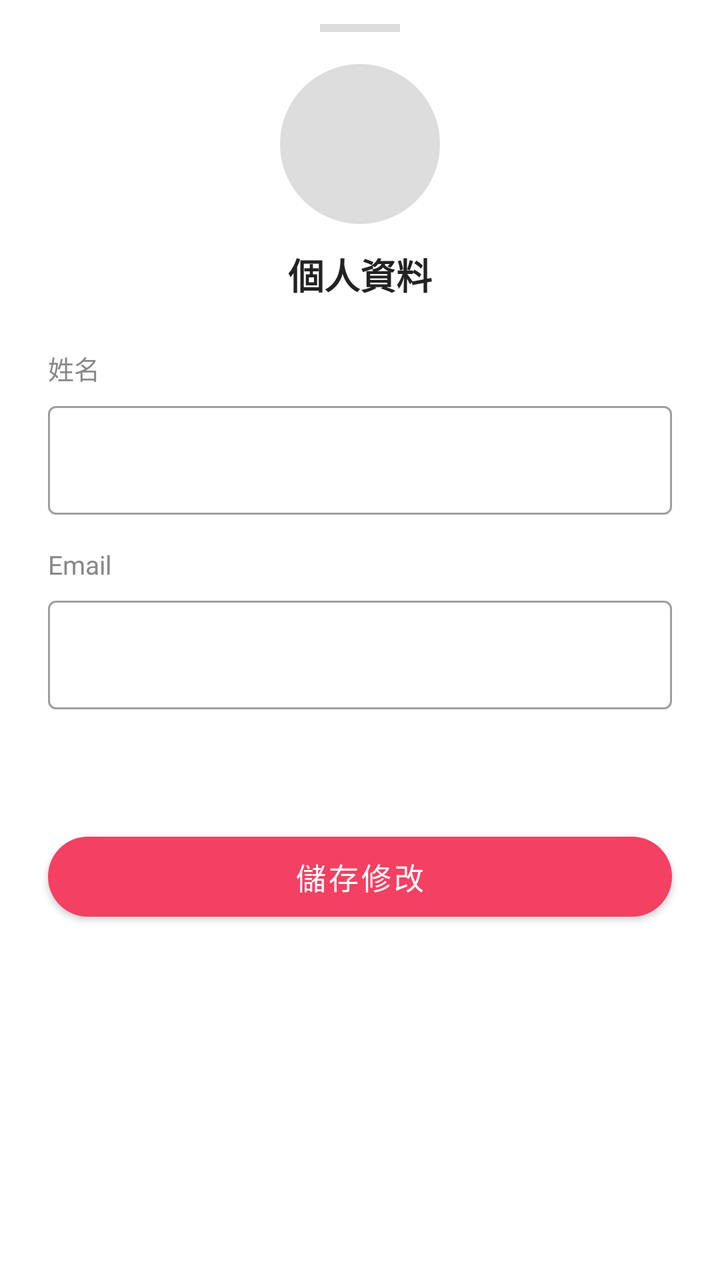
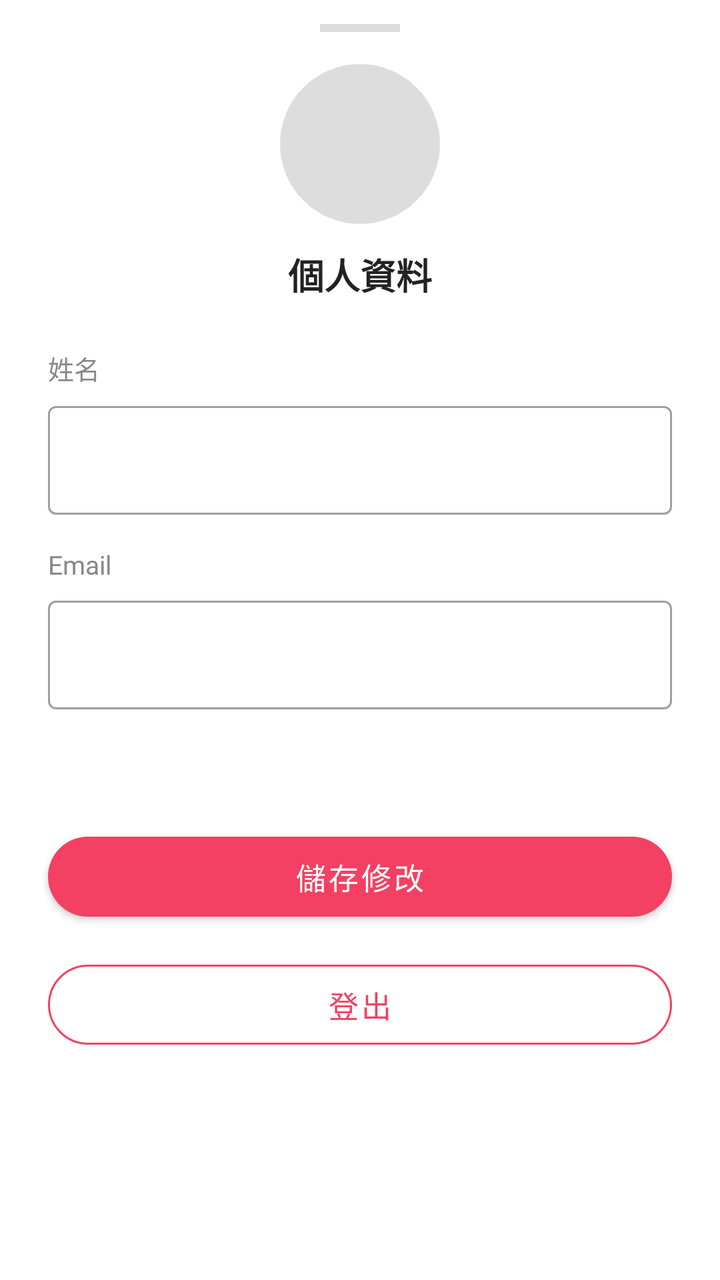

Two renders of the same Android screen: before a commit and after it. Below are the layout's source before the change and the commit's diff.
<!-- AndroidManifest.xml: application theme Theme.Fun2Go -->
<!-- res/layout/bottom_sheet_profile.xml -->
<?xml version="1.0" encoding="utf-8"?>
<LinearLayout xmlns:android="http://schemas.android.com/apk/res/android"
    xmlns:app="http://schemas.android.com/apk/res-auto"
    android:layout_width="match_parent"
    android:layout_height="wrap_content"
    android:orientation="vertical"
    android:paddingBottom="32dp">

    
    <View
        android:layout_width="40dp"
        android:layout_height="4dp"
        android:layout_gravity="center_horizontal"
        android:layout_marginTop="12dp"
        android:layout_marginBottom="16dp"
        android:background="#DDDDDD" />

    
    <ImageView
        android:id="@+id/ivProfileAvatar"
        android:layout_width="80dp"
        android:layout_height="80dp"
        android:layout_gravity="center_horizontal"
        android:scaleType="centerCrop"
        android:background="@drawable/circle_shape"
        android:src="@android:drawable/sym_def_app_icon"
        android:contentDescription="Avatar" />

    
    <TextView
        android:layout_width="wrap_content"
        android:layout_height="wrap_content"
        android:layout_gravity="center_horizontal"
        android:layout_marginTop="12dp"
        android:layout_marginBottom="24dp"
        android:text="個人資料"
        android:textSize="18sp"
        android:textStyle="bold"
        android:textColor="#222222" />

    
    <TextView
        android:layout_width="match_parent"
        android:layout_height="wrap_content"
        android:layout_marginStart="24dp"
        android:layout_marginEnd="24dp"
        android:text="姓名"
        android:textSize="13sp"
        android:textColor="#888888" />

    <com.google.android.material.textfield.TextInputLayout
        android:layout_width="match_parent"
        android:layout_height="wrap_content"
        android:layout_marginStart="24dp"
        android:layout_marginEnd="24dp"
        android:layout_marginTop="4dp"
        style="@style/Widget.MaterialComponents.TextInputLayout.OutlinedBox">

        <com.google.android.material.textfield.TextInputEditText
            android:id="@+id/etProfileName"
            android:layout_width="match_parent"
            android:layout_height="wrap_content"
            android:inputType="textPersonName"
            android:textSize="15sp" />

    </com.google.android.material.textfield.TextInputLayout>

    
    <TextView
        android:layout_width="match_parent"
        android:layout_height="wrap_content"
        android:layout_marginStart="24dp"
        android:layout_marginEnd="24dp"
        android:layout_marginTop="16dp"
        android:text="Email"
        android:textSize="13sp"
        android:textColor="#888888" />

    <com.google.android.material.textfield.TextInputLayout
        android:layout_width="match_parent"
        android:layout_height="wrap_content"
        android:layout_marginStart="24dp"
        android:layout_marginEnd="24dp"
        android:layout_marginTop="4dp"
        style="@style/Widget.MaterialComponents.TextInputLayout.OutlinedBox">

        <com.google.android.material.textfield.TextInputEditText
            android:id="@+id/etProfileEmail"
            android:layout_width="match_parent"
            android:layout_height="wrap_content"
            android:inputType="textEmailAddress"
            android:textSize="15sp" />

    </com.google.android.material.textfield.TextInputLayout>

    
    <TextView
        android:id="@+id/tvProfileJoinDate"
        android:layout_width="match_parent"
        android:layout_height="wrap_content"
        android:layout_marginStart="24dp"
        android:layout_marginEnd="24dp"
        android:layout_marginTop="16dp"
        android:textSize="13sp"
        android:textColor="#AAAAAA" />

    
    <com.google.android.material.button.MaterialButton
        android:id="@+id/btnSaveProfile"
        android:layout_width="match_parent"
        android:layout_height="52dp"
        android:layout_marginStart="24dp"
        android:layout_marginEnd="24dp"
        android:layout_marginTop="24dp"
        android:text="儲存修改"
        android:textSize="15sp"
        app:backgroundTint="#F44062"
        app:cornerRadius="26dp" />

</LinearLayout>
<!-- resources referenced by this layout -->
<resources>
  <!-- drawable circle_shape (drawable) -->
  <shape xmlns:android="http://schemas.android.com/apk/res/android" android:shape="oval">
      <solid android:color="#DDDDDD"/>
  </shape>
  <style name="Theme.Fun2Go" parent="Theme.MaterialComponents.Light.NoActionBar" />
</resources>

<!-- the commit's change to res/layout/bottom_sheet_profile.xml (unified diff, before → after) -->
@@ -117,4 +117,21 @@
         app:backgroundTint="#F44062"
         app:cornerRadius="26dp" />
 
+    
+    <com.google.android.material.button.MaterialButton
+        android:id="@+id/btnLogout"
+        style="@style/Widget.MaterialComponents.Button.OutlinedButton"
+        android:layout_width="match_parent"
+        android:layout_height="52dp"
+        android:layout_marginStart="24dp"
+        android:layout_marginEnd="24dp"
+        android:layout_marginTop="12dp"
+        android:text="登出"
+        android:textSize="15sp"
+        android:textColor="#F44062"
+        app:strokeColor="#F44062"
+        app:strokeWidth="1dp"
+        app:backgroundTint="#FFFFFF"
+        app:cornerRadius="26dp" />
+
 </LinearLayout>
